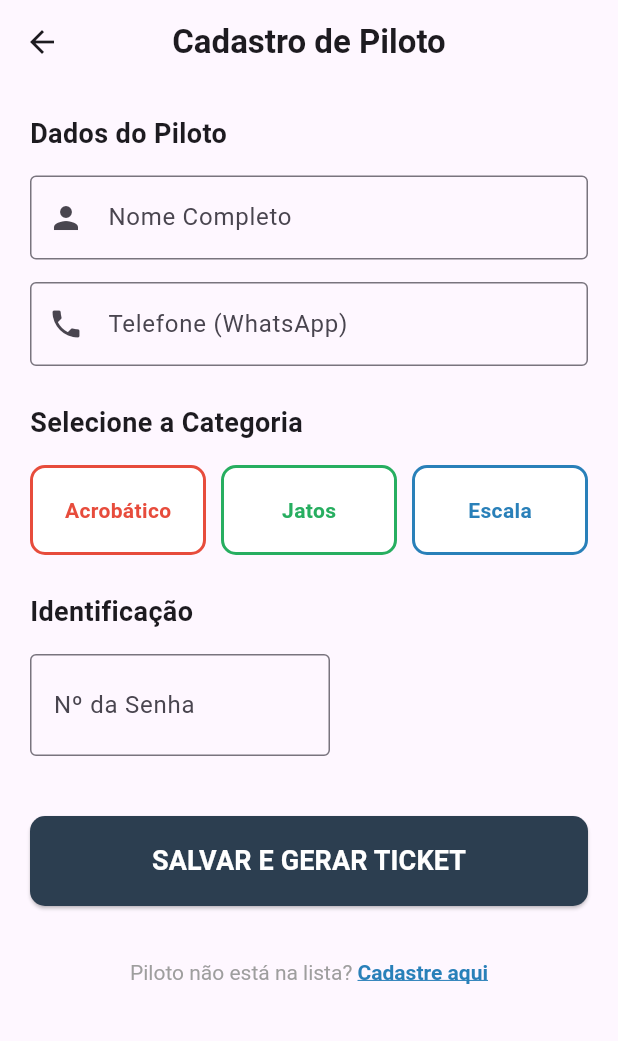
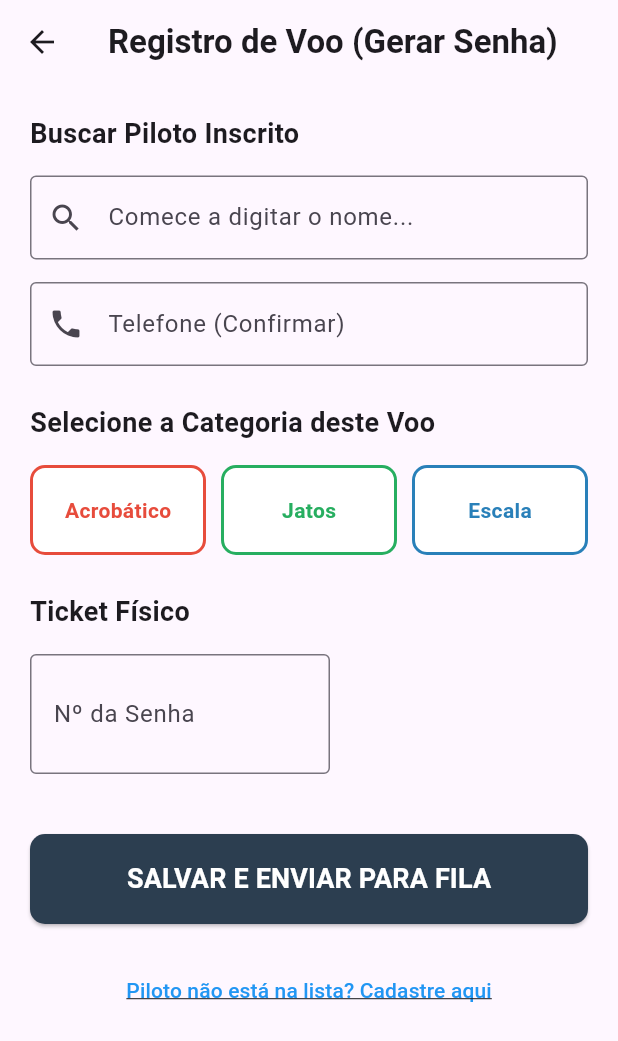
Before and after one commit to paozinho6254/Fesbraer-guichesenha, a Flutter app: the screen it shows after launch, after a tap on "CADASTRAR PILOTO", on a phone screen of 412 x 824 dp. Shown: the top 1041 px of the screen. Run offline on Flutter 3.47's test engine with Material 3 defaults, Android fonts, the light colour scheme and no system bars; our stand-ins replace mask_text_input_formatter, supabase_flutter; accounts and stored records are empty.

Commit message:
feat: pessoas são salvas e mudança na tela de registro

```diff
--- a/lib/pages/registro_piloto_page.dart
+++ b/lib/pages/registro_piloto_page.dart
@@ -1,6 +1,7 @@
 import 'package:flutter/material.dart';
 import 'package:mask_text_input_formatter/mask_text_input_formatter.dart';
-
+import '../models/piloto.dart';
+import '../services/supabase_service.dart';
 import 'cadastro_base_page.dart';
 
 class RegistroPilotoPage extends StatefulWidget {
@@ -11,76 +12,151 @@ class RegistroPilotoPage extends StatefulWidget {
 }
 
 class _RegistroPilotoPageState extends State<RegistroPilotoPage> {
+  final SupabaseService _service = SupabaseService();
+  bool _carregando = false;
+  bool _buscandoPilotos = true;
 
   var maskFormatter = MaskTextInputFormatter(
     mask: '(##) #####-####',
-    filter: { "#": RegExp(r'[0-9]') },
+    filter: {"#": RegExp(r'[0-9]')},
     type: MaskAutoCompletionType.lazy,
   );
 
-  // Controladores para capturar o texto dos campos
-  final TextEditingController _nomeController = TextEditingController();
   final TextEditingController _telefoneController = TextEditingController();
   final TextEditingController _senhaController = TextEditingController();
 
-  String _categoriaSelecionada = ''; // Armazena a categoria escolhida
+  Piloto? _pilotoSelecionado;
+  String _categoriaSelecionada = '';
+  List<Piloto> _pilotosInscritos = [];
 
-  // Função para limpar o formulário após salvar
-  void _limparCampos() {
-    _nomeController.clear();
-    _telefoneController.clear();
-    _senhaController.clear();
-    setState(() {
-      _categoriaSelecionada = '';
-    });
+  @override
+  void initState() {
+    super.initState();
+    _carregarPilotosBase();
+  }
+
+  // Busca os pilotos que foram importados do Sympla
+  Future<void> _carregarPilotosBase() async {
+    try {
+      final lista = await _service.buscarInscritos();
+      setState(() {
+        _pilotosInscritos = lista;
+        _buscandoPilotos = false;
+      });
+    } catch (e) {
+      setState(() => _buscandoPilotos = false);
+      debugPrint("Erro ao carregar pilotos: $e");
+    }
+  }
+
+  Future<void> _registrarVoo() async {
+    // Validações
+    if (_pilotoSelecionado == null) {
+      ScaffoldMessenger.of(context).showSnackBar(const SnackBar(content: Text("Selecione um piloto da lista!")));
+      return;
+    }
+    if (_categoriaSelecionada.isEmpty) {
+      ScaffoldMessenger.of(context).showSnackBar(const SnackBar(content: Text("Escolha uma categoria!")));
+      return;
+    }
+    if (_senhaController.text.isEmpty) {
+      ScaffoldMessenger.of(context).showSnackBar(const SnackBar(content: Text("Informe o número da senha!")));
+      return;
+    }
+
+    setState(() => _carregando = true);
+
+    try {
+      await _service.gerarNovaSenhaVoo(
+        nome: _pilotoSelecionado!.nome,
+        telefone: _telefoneController.text,
+        categoria: _categoriaSelecionada,
+        senha: int.parse(_senhaController.text),
+      );
+
+      if (mounted) {
+        ScaffoldMessenger.of(context).showSnackBar(
+          SnackBar(
+            content: Text("✅ Senha ${_senhaController.text} gerada para ${_pilotoSelecionado!.nome}"),
+            backgroundColor: Colors.green,
+          ),
+        );
+        Navigator.pop(context); // Volta para a Home após sucesso
+      }
+    } catch (e) {
+      if (mounted) {
+        ScaffoldMessenger.of(context).showSnackBar(
+          SnackBar(content: Text("Erro ao salvar: $e"), backgroundColor: Colors.red),
+        );
+      }
+    } finally {
+      if (mounted) setState(() => _carregando = false);
+    }
   }
 
   @override
   Widget build(BuildContext context) {
     return Scaffold(
       appBar: AppBar(
-        title: const Text("Cadastro de Piloto", style: TextStyle(fontWeight: FontWeight.bold)),
+        title: const Text("Registro de Voo (Gerar Senha)", style: TextStyle(fontWeight: FontWeight.bold)),
         centerTitle: true,
       ),
-      body: SingleChildScrollView(
+      body: _buscandoPilotos
+          ? const Center(child: CircularProgressIndicator())
+          : SingleChildScrollView(
         padding: const EdgeInsets.all(20),
         child: Column(
           crossAxisAlignment: CrossAxisAlignment.start,
           children: [
-            const Text("Dados do Piloto", style: TextStyle(fontSize: 18, fontWeight: FontWeight.bold)),
+            const Text("Buscar Piloto Inscrito", style: TextStyle(fontSize: 18, fontWeight: FontWeight.bold)),
             const SizedBox(height: 15),
 
-            // Campo Nome
-            TextField(
-              controller: _nomeController,
-              decoration: const InputDecoration(
-                labelText: "Nome Completo",
-                prefixIcon: Icon(Icons.person),
-                border: OutlineInputBorder(),
-              ),
+            // AUTOCOMPLETE para buscar pelo nome
+            Autocomplete<Piloto>(
+              displayStringForOption: (Piloto p) => p.nome,
+              optionsBuilder: (TextEditingValue textEditingValue) {
+                if (textEditingValue.text.isEmpty) return const Iterable<Piloto>.empty();
+                return _pilotosInscritos.where((p) => p.nome.toLowerCase().contains(textEditingValue.text.toLowerCase()));
+              },
+              onSelected: (Piloto p) {
+                setState(() {
+                  _pilotoSelecionado = p;
+                  _telefoneController.text = p.telefone;
+                });
+              },
+              fieldViewBuilder: (context, controller, focusNode, onFieldSubmitted) {
+                return TextField(
+                  controller: controller,
+                  focusNode: focusNode,
+                  decoration: const InputDecoration(
+                    labelText: "Comece a digitar o nome...",
+                    prefixIcon: Icon(Icons.search),
+                    border: OutlineInputBorder(),
+                  ),
+                );
+              },
             ),
+
             const SizedBox(height: 15),
 
-            // Campo Telefone
             TextField(
               controller: _telefoneController,
+              inputFormatters: [maskFormatter],
               keyboardType: TextInputType.phone,
               decoration: const InputDecoration(
-                labelText: "Telefone (WhatsApp)",
-                hintText: "(00) 00000-0000",
+                labelText: "Telefone (Confirmar)",
                 prefixIcon: Icon(Icons.phone),
                 border: OutlineInputBorder(),
               ),
             ),
             const SizedBox(height: 25),
 
-            const Text("Selecione a Categoria", style: TextStyle(fontSize: 18, fontWeight: FontWeight.bold)),
+            const Text("Selecione a Categoria deste Voo", style: TextStyle(fontSize: 18, fontWeight: FontWeight.bold)),
             const SizedBox(height: 15),
 
-            // Grade de Seleção de Categorias
             Row(
               children: [
-                _buildCategoryOption("Acrobático", const Color(0xFFE74C3C), 'acro'),
+                _buildCategoryOption("Acrobático", const Color(0xFFE74C3C), 'acrobatico'),
                 const SizedBox(width: 10),
                 _buildCategoryOption("Jatos", const Color(0xFF27AE60), 'jato'),
                 const SizedBox(width: 10),
@@ -89,17 +165,16 @@ class _RegistroPilotoPageState extends State<RegistroPilotoPage> {
             ),
             const SizedBox(height: 25),
 
-            const Text("Identificação", style: TextStyle(fontSize: 18, fontWeight: FontWeight.bold)),
+            const Text("Ticket Físico", style: TextStyle(fontSize: 18, fontWeight: FontWeight.bold)),
             const SizedBox(height: 15),
 
-            // Campo Senha (Ticket Físico)
             SizedBox(
               width: 200,
               child: TextField(
                 controller: _senhaController,
                 keyboardType: TextInputType.number,
                 textAlign: TextAlign.center,
-                style: const TextStyle(fontSize: 24, fontWeight: FontWeight.bold),
+                style: const TextStyle(fontSize: 32, fontWeight: FontWeight.bold),
                 decoration: const InputDecoration(
                   labelText: "Nº da Senha",
                   floatingLabelAlignment: FloatingLabelAlignment.center,
@@ -110,71 +185,38 @@ class _RegistroPilotoPageState extends State<RegistroPilotoPage> {
 
             const SizedBox(height: 40),
 
-            // Botão Salvar
+            // Botão Salvar com LOGICA DE LOADING
             SizedBox(
               width: double.infinity,
               height: 60,
               child: ElevatedButton(
-                onPressed: () {
-                  // Aqui entrará a chamada da API POST /pilotos
-                  final snackBar = SnackBar(
-                    content: Text('Piloto ${_nomeController.text} cadastrado com sucesso!'),
-                    backgroundColor: Colors.green,
-                  );
-                  ScaffoldMessenger.of(context).showSnackBar(snackBar);
-                  _limparCampos();
-                },
+                onPressed: _carregando ? null : _registrarVoo,
                 style: ElevatedButton.styleFrom(
                   backgroundColor: const Color(0xFF2C3E50),
                   shape: RoundedRectangleBorder(borderRadius: BorderRadius.circular(10)),
                 ),
-                child: const Text(
-                  "SALVAR E GERAR TICKET",
-                  style: TextStyle(fontSize: 18, color: Colors.white, fontWeight: FontWeight.bold),
-                ),
+                child: _carregando
+                    ? const CircularProgressIndicator(color: Colors.white)
+                    : const Text("SALVAR E ENVIAR PARA FILA", style: TextStyle(fontSize: 18, color: Colors.white, fontWeight: FontWeight.bold)),
               ),
             ),
+
             const SizedBox(height: 20),
 
-            // Atalho para Cadastro Base
             Center(
               child: TextButton(
-                onPressed: () {
-                  // Redireciona para a tela de Cadastro Base
-                  Navigator.push(
-                    context,
-                    MaterialPageRoute(builder: (context) => const CadastroBasePage()),
-                  );
-                },
-                child: RichText(
-                  text: const TextSpan(
-                    style: TextStyle(color: Colors.grey, fontSize: 14),
-                    children: [
-                      TextSpan(text: "Piloto não está na lista? "),
-                      TextSpan(
-                        text: "Cadastre aqui",
-                        style: TextStyle(
-                          color: Color(0xFF2980B9),
-                          fontWeight: FontWeight.bold,
-                          decoration: TextDecoration.underline,
-                        ),
-                      ),
-                    ],
-                  ),
-                ),
+                onPressed: () => Navigator.push(context, MaterialPageRoute(builder: (context) => const CadastroBasePage())),
+                child: const Text("Piloto não está na lista? Cadastre aqui", style: TextStyle(color: Colors.blue, decoration: TextDecoration.underline)),
               ),
             ),
-            const SizedBox(height: 20),
           ],
         ),
       ),
     );
   }
 
-  // Widget para os botões de opção de categoria
   Widget _buildCategoryOption(String label, Color color, String value) {
     bool isSelected = _categoriaSelecionada == value;
-
     return Expanded(
       child: GestureDetector(
         onTap: () => setState(() => _categoriaSelecionada = value),
@@ -184,17 +226,9 @@ class _RegistroPilotoPageState extends State<RegistroPilotoPage> {
             color: isSelected ? color : Colors.white,
             borderRadius: BorderRadius.circular(10),
             border: Border.all(color: color, width: 2),
-            boxShadow: isSelected ? [BoxShadow(color: color.withOpacity(0.4), blurRadius: 8)] : [],
           ),
           child: Center(
-            child: Text(
-              label,
-              style: TextStyle(
-                color: isSelected ? Colors.white : color,
-                fontWeight: FontWeight.bold,
-                fontSize: 14,
-              ),
-            ),
+            child: Text(label, style: TextStyle(color: isSelected ? Colors.white : color, fontWeight: FontWeight.bold)),
           ),
         ),
       ),
```
Also changed, not shown: lib/pages/cadastro_base_page.dart (+56 -27 lines).
